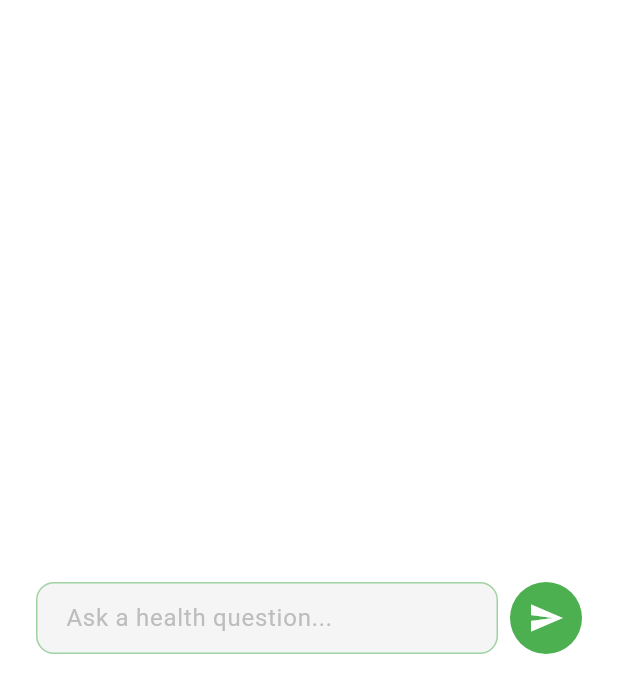
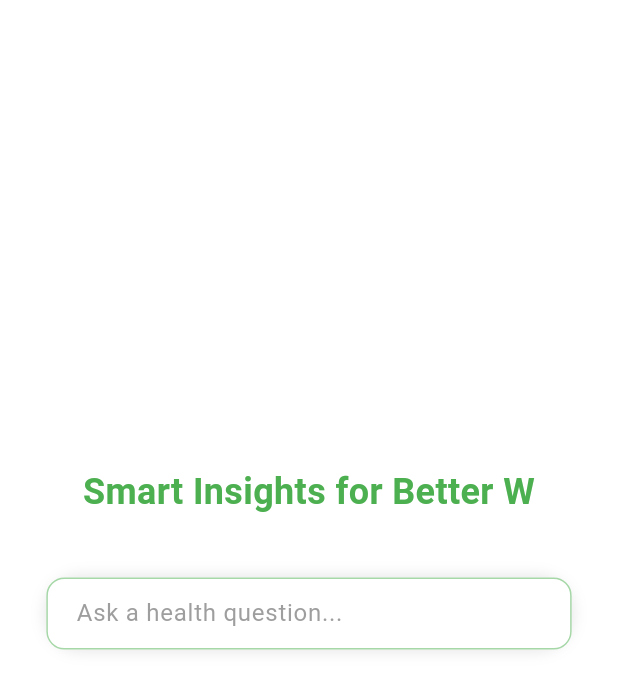
Before and after one commit to abc-medes/ate-flutter, a Flutter app: the screen it shows after launch, on a phone screen of 412 x 824 dp. Shown: the top 693 px of the screen. Run offline on Flutter 3.47's test engine with Material 3 defaults, Android fonts, the phone set to English and light mode, and no system bars; our stand-ins replace flutter_dotenv, flutter_riverpod, go_router, shared_preferences, supabase_flutter; accounts and stored records are empty.

Commit message:
[FEAT] type writing animation text

```diff
--- a/lib/core/widgets/chat_input.dart
+++ b/lib/core/widgets/chat_input.dart
@@ -40,9 +40,7 @@ class _ChatInputState extends State<ChatInput> {
             focusNode: _chatFocusNode,
             decoration: InputDecoration(
               hintText: 'Ask a health question...',
-              hintStyle: TextStyle(color: Colors.grey[400]),
               filled: true,
-              fillColor: Colors.grey[100],
               contentPadding: const EdgeInsets.symmetric(
                 horizontal: 16,
                 vertical: 12,
@@ -56,18 +54,6 @@ class _ChatInputState extends State<ChatInput> {
             textInputAction: TextInputAction.send,
           ),
         ),
-        const SizedBox(width: 8),
-        Container(
-          decoration: BoxDecoration(
-            color: Theme.of(context).colorScheme.primary,
-            shape: BoxShape.circle,
-          ),
-          child: IconButton(
-            icon: const Icon(Icons.send),
-            color: Colors.white,
-            onPressed: _handleSubmit,
-          ),
-        ),
       ],
     );
   }
--- /dev/null
+++ b/lib/core/widgets/typewriter_animated_text.dart
@@ -0,0 +1,89 @@
+import 'dart:ui';
+
+import 'package:flutter/material.dart';
+import 'package:flutter/widgets.dart';
+
+class TypewriterAnimatedText extends StatefulWidget {
+  final List<String> texts;
+  final TextStyle textStyle;
+  final Duration typingSpeed;
+  final Duration pauseBetween;
+
+  const TypewriterAnimatedText(
+    this.texts, {
+    Key? key,
+    required this.textStyle,
+    this.typingSpeed = const Duration(milliseconds: 50),
+    this.pauseBetween = const Duration(milliseconds: 1500),
+  }) : super(key: key);
+
+  @override
+  State<TypewriterAnimatedText> createState() => _TypewriterAnimatedTextState();
+}
+
+class _TypewriterAnimatedTextState extends State<TypewriterAnimatedText> {
+  late String _currentText;
+  late int _currentIndex;
+  String _displayText = "";
+  int _textPosition = 0;
+  bool _isTyping = true;
+  bool _isPaused = false;
+
+  @override
+  void initState() {
+    super.initState();
+    _currentIndex = 0;
+    _currentText = widget.texts[_currentIndex];
+    _startTyping();
+  }
+
+  void _startTyping() {
+    Future.delayed(const Duration(milliseconds: 500), () {
+      _animateText();
+    });
+  }
+
+  void _animateText() {
+    if (!mounted) return;
+
+    if (_isTyping) {
+      // Still typing the current text
+      if (_textPosition < _currentText.length) {
+        setState(() {
+          _displayText = _currentText.substring(0, _textPosition + 1);
+          _textPosition++;
+        });
+        Future.delayed(widget.typingSpeed, _animateText);
+      } else {
+        // Finished typing, now pause
+        setState(() {
+          _isTyping = false;
+          _isPaused = true;
+        });
+        Future.delayed(widget.pauseBetween, _animateText);
+      }
+    } else if (_isPaused) {
+      // Pause completed, prepare for next text
+      _currentIndex = (_currentIndex + 1) % widget.texts.length;
+      _currentText = widget.texts[_currentIndex];
+      setState(() {
+        _textPosition = 0;
+        _displayText = "";
+        _isTyping = true;
+        _isPaused = false;
+      });
+      _animateText();
+    }
+  }
+
+  @override
+  Widget build(BuildContext context) {
+    return Text(
+      _displayText,
+      style: widget.textStyle.copyWith(
+        color: Theme.of(context).colorScheme.primary,
+      ),
+      textAlign: TextAlign.center,
+    );
+  }
+}
--- a/lib/features/home/views/screens/home_view.dart
+++ b/lib/features/home/views/screens/home_view.dart
@@ -1,4 +1,5 @@
 import 'package:ate_project/core/widgets/chat_input.dart';
+import 'package:ate_project/core/widgets/typewriter_animated_text.dart';
 import 'package:ate_project/features/home/view_models/home_view_model.dart';
 import 'package:flutter/material.dart';
 import 'package:flutter_riverpod/flutter_riverpod.dart';
@@ -22,9 +23,44 @@ class HomeView extends ConsumerWidget {
 
   Widget _buildEmptyChatView(BuildContext context, HomeViewModel viewModel) {
     return Center(
-      child: Padding(
-        padding: const EdgeInsets.symmetric(horizontal: 24),
-        child: ChatInput(),
+      child: Column(
+        mainAxisAlignment: MainAxisAlignment.center,
+        children: [
+          // Animated typing text
+          const TypewriterAnimatedText(
+            [
+              "AI-Powered Health Intelligence",
+              "Your Personal Health Assistant",
+              "Smart Insights for Better Wellbeing",
+            ],
+            textStyle: TextStyle(
+              fontSize: 24,
+              fontWeight: FontWeight.bold,
+            ),
+          ),
+
+          const SizedBox(height: 40),
+
+          // Search bar
+          Container(
+            width: MediaQuery.of(context).size.width * 0.85,
+            decoration: BoxDecoration(
+              borderRadius: BorderRadius.circular(24),
+              boxShadow: [
+                BoxShadow(
+                  color: Theme.of(context).shadowColor.withOpacity(0.1),
+                  blurRadius: 8,
+                  spreadRadius: 1,
+                ),
+              ],
+            ),
+            child: const ChatInput(),
+          ),
+
+          const SizedBox(height: 40),
+
+          const SizedBox(height: 40),
+        ],
       ),
     );
   }
```
